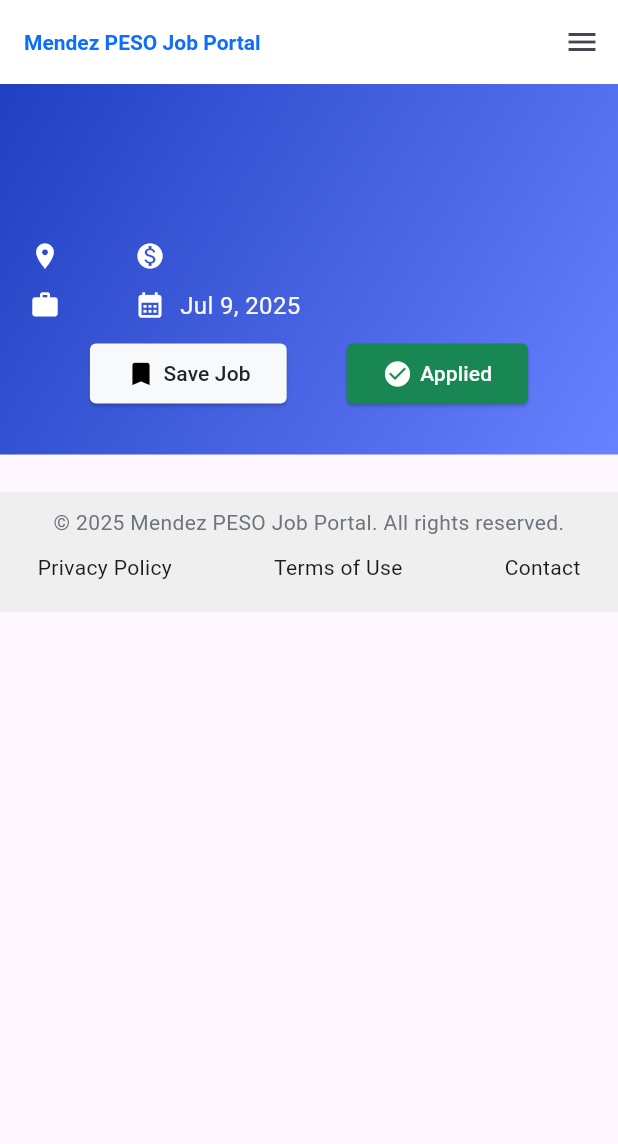
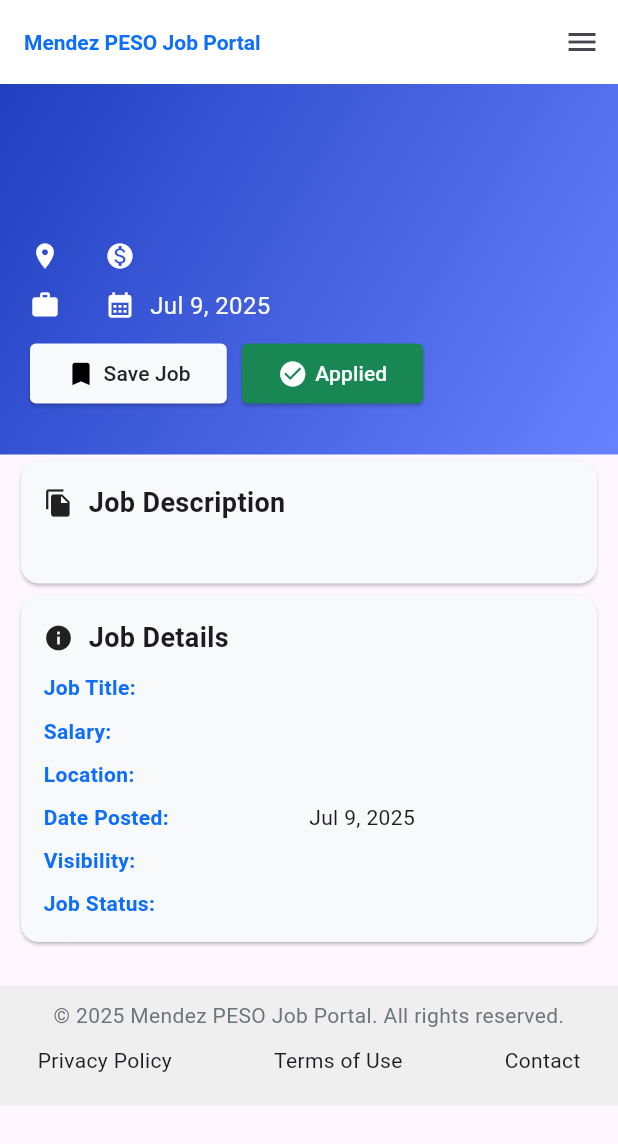
Before and after one commit to Sephsuu/peso-mendez, a Flutter app: the ViewApplication screen opened directly with empty values, on a phone screen of 412 x 824 dp. Shown: the top 1144 px of the screen. Run offline on Flutter 3.47's test engine with Material 3 defaults, Android fonts, the phone set to English and light mode, and no system bars; our stand-ins replace date_field, flutter_hooks, flutter_secure_storage; accounts and stored records are empty; network calls fail.

Commit message:
added additional application information for job seeker

```diff
--- a/app/lib/features/job_seeker/view_application.dart
+++ b/app/lib/features/job_seeker/view_application.dart
@@ -29,7 +29,9 @@ class ViewApplication extends HookWidget {
           SingleChildScrollView(
             child: Column(
               children: [
-                ViewApplicationCover(application: application)
+                ViewApplicationCover(application: application),
+                JobDescriptionCard(description: application["description"]),
+                JobDetailsCard(application: application)
               ],
             ),
           ),
@@ -74,7 +76,7 @@ class ViewApplicationCover extends StatelessWidget {
               const Icon(Icons.location_on, size: 20.0, color: Colors.white),
               const SizedBox(width: 10),
               Text(application["location"], style: AppText.textLight.merge(AppText.textMd)),
-              const SizedBox(width: 40),
+              const SizedBox(width: 20),
               const Icon(Icons.monetization_on, size: 20.0, color: Colors.white),
               const SizedBox(width: 10),
               Text(application["salary"], style: AppText.textLight.merge(AppText.textMd)),
@@ -86,7 +88,7 @@ class ViewApplicationCover extends StatelessWidget {
               const Icon(Icons.work, size: 20.0, color: Colors.white),
               const SizedBox(width: 10),
               Text(application["type"], style: AppText.textLight.merge(AppText.textMd)),
-              const SizedBox(width: 40),
+              const SizedBox(width: 20),
               const Icon(Icons.calendar_month, size: 20.0, color: Colors.white),
               const SizedBox(width: 10),
               Text(DateFormat("MMM d, y").format(DateTime.parse(application["posted_on"])).toString(), style: AppText.textLight.merge(AppText.textMd)),
@@ -94,7 +96,6 @@ class ViewApplicationCover extends StatelessWidget {
           ),
           const SizedBox(height: 10),
           Row(
-            mainAxisAlignment: MainAxisAlignment.spaceEvenly,
             children: [
               ElevatedButton(
                 style: ElevatedButton.styleFrom(
@@ -113,6 +114,7 @@ class ViewApplicationCover extends StatelessWidget {
                   ],
                 )
               ),
+              const SizedBox(width: 10),
               ElevatedButton(
                 style: ElevatedButton.styleFrom(
                   backgroundColor: AppColor.success,
@@ -137,3 +139,153 @@ class ViewApplicationCover extends StatelessWidget {
     );
   }
 }
+
+class JobDescriptionCard extends StatelessWidget {
+  final String description;
+
+  const JobDescriptionCard({
+    super.key,
+    required this.description
+  });
+
+  @override
+  Widget build(BuildContext context) {
+    return Container(
+      margin: const EdgeInsets.symmetric(horizontal: 10),
+      child: Card(
+        color: AppColor.light,
+        child: Padding(
+          padding: const EdgeInsets.all(15),
+          child: Column(
+            crossAxisAlignment: CrossAxisAlignment.start,
+            children: [
+              Row(
+                mainAxisAlignment: MainAxisAlignment.start,
+                children: [
+                  Icon(Icons.file_copy, size: 20),
+                  const SizedBox(width: 10),
+                  Text("Job Description", style: AppText.textLg.merge(AppText.fontSemibold))
+                ]
+              ),
+              const SizedBox(height: 5),
+              Text(description)
+            ],
+          ),
+        ),
+      ),
+    );
+  }
+}
+
+class JobDetailsCard extends StatelessWidget {
+  final Map<String, dynamic> application;
+
+  const JobDetailsCard({
+    super.key,
+    required this.application
+  });
+
+  @override
+  Widget build(BuildContext context) {
+    return Container(
+      margin: const EdgeInsets.symmetric(horizontal: 10),
+      child: Card(
+        color: AppColor.light,
+        child: Padding(
+          padding: const EdgeInsets.all(15),
+          child: Column(
+            crossAxisAlignment: CrossAxisAlignment.start,
+            children: [
+              Row(
+                mainAxisAlignment: MainAxisAlignment.start,
+                children: [
+                  Icon(Icons.info, size: 20),
+                  const SizedBox(width: 10),
+                  Text("Job Details", style: AppText.textLg.merge(AppText.fontSemibold))
+                ]
+              ),
+              const SizedBox(height: 10),
+              Row(
+                children: [
+                  Expanded(
+                    flex: 1,
+                    child: Text("Job Title:", style: AppText.textPrimary.merge(AppText.fontSemibold)),
+                  ),
+                  Expanded(
+                    flex: 1,
+                    child: Text(application["type"]),
+                  )
+                ],
+              ),
+              const SizedBox(height: 8),
+              Row(
+                children: [
+                  Expanded(
+                    flex: 1,
+                    child: Text("Salary:", style: AppText.textPrimary.merge(AppText.fontSemibold)),
+                  ),
+                  Expanded(
+                    flex: 1,
+                    child: Text(application["salary"]),
+                  )
+                ],
+              ),
+              const SizedBox(height: 8),
+              Row(
+                children: [
+                  Expanded(
+                    flex: 1,
+                    child: Text("Location:", style: AppText.textPrimary.merge(AppText.fontSemibold)),
+                  ),
+                  Expanded(
+                    flex: 1,
+                    child: Text(application["location"]),
+                  )
+                ],
+              ),
+              const SizedBox(height: 8),
+              Row(
+                children: [
+                  Expanded(
+                    flex: 1,
+                    child: Text("Date Posted:", style: AppText.textPrimary.merge(AppText.fontSemibold)),
+                  ),
+                  Expanded(
+                    flex: 1,
+                    child: Text(DateFormat("MMM d, y").format(DateTime.parse(application["posted_on"])).toString()),
+                  )
+                ],
+              ),
+              const SizedBox(height: 8),
+              Row(
+                children: [
+                  Expanded(
+                    flex: 1,
+                    child: Text("Visibility:", style: AppText.textPrimary.merge(AppText.fontSemibold)),
+                  ),
+                  Expanded(
+                    flex: 1,
+                    child: Text(application["visibility"]),
+                  )
+                ],
+              ),
+              const SizedBox(height: 8),
+              Row(
+                children: [
+                  Expanded(
+                    flex: 1,
+                    child: Text("Job Status:", style: AppText.textPrimary.merge(AppText.fontSemibold)),
+                  ),
+                  Expanded(
+                    flex: 1,
+                    child: Text(application["status"]),
+                  )
+                ],
+              ),
+            ],
+          ),
+        ),
+      ),
+    );
+  }
+}
```
Also changed, not shown: 1 other file.
